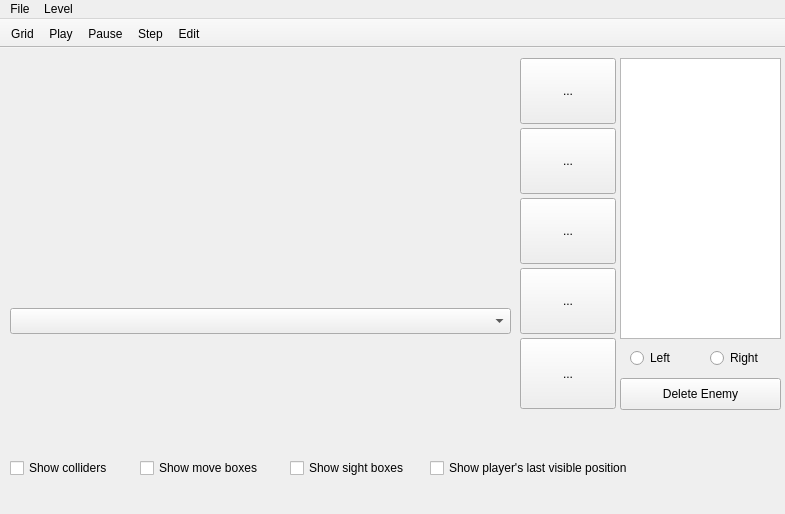
This is Emulator/mainwindow.ui in ArduboyGameDevelopers/PixelSpaceOdyssey as Qt 5 draws it before an edit. The edited form follows.
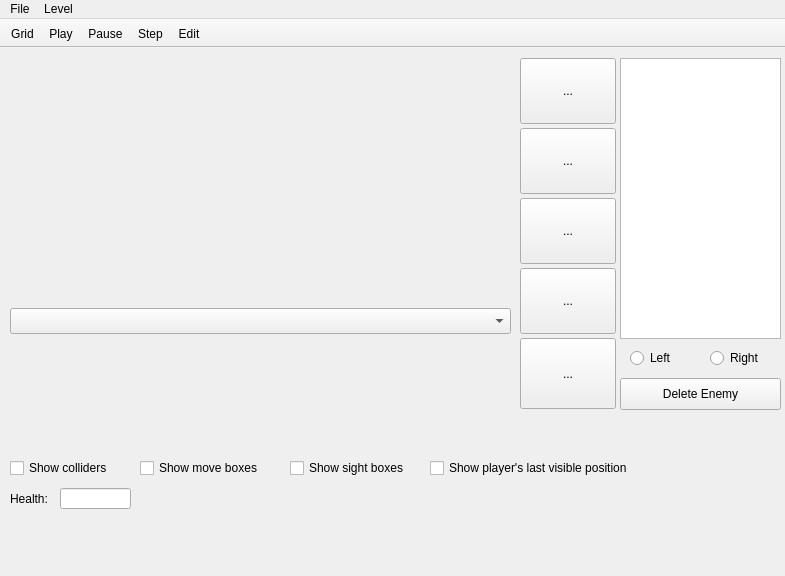
This is the edited form. Icons and pictures are not drawn. Custom widgets are drawn as their Qt base class.

Commit message: Added player's death, damage and debug

The edit to the form file:
```diff
--- a/Emulator/mainwindow.ui
+++ b/Emulator/mainwindow.ui
@@ -7,7 +7,7 @@
     <x>0</x>
     <y>0</y>
     <width>785</width>
-    <height>514</height>
+    <height>576</height>
    </rect>
   </property>
   <property name="windowTitle">
@@ -275,6 +275,29 @@
      <string>Show player's last visible position</string>
     </property>
    </widget>
+   <widget class="QLineEdit" name="playerHealthEdit">
+    <property name="geometry">
+     <rect>
+      <x>60</x>
+      <y>440</y>
+      <width>71</width>
+      <height>21</height>
+     </rect>
+    </property>
+   </widget>
+   <widget class="QLabel" name="label">
+    <property name="geometry">
+     <rect>
+      <x>10</x>
+      <y>440</y>
+      <width>51</width>
+      <height>21</height>
+     </rect>
+    </property>
+    <property name="text">
+     <string>Health:</string>
+    </property>
+   </widget>
   </widget>
   <widget class="QToolBar" name="toolBar">
    <property name="windowTitle">
```
Left out of the diff: 24 changed lines with no effect on the pictures. The commit also changes 7 other files.
